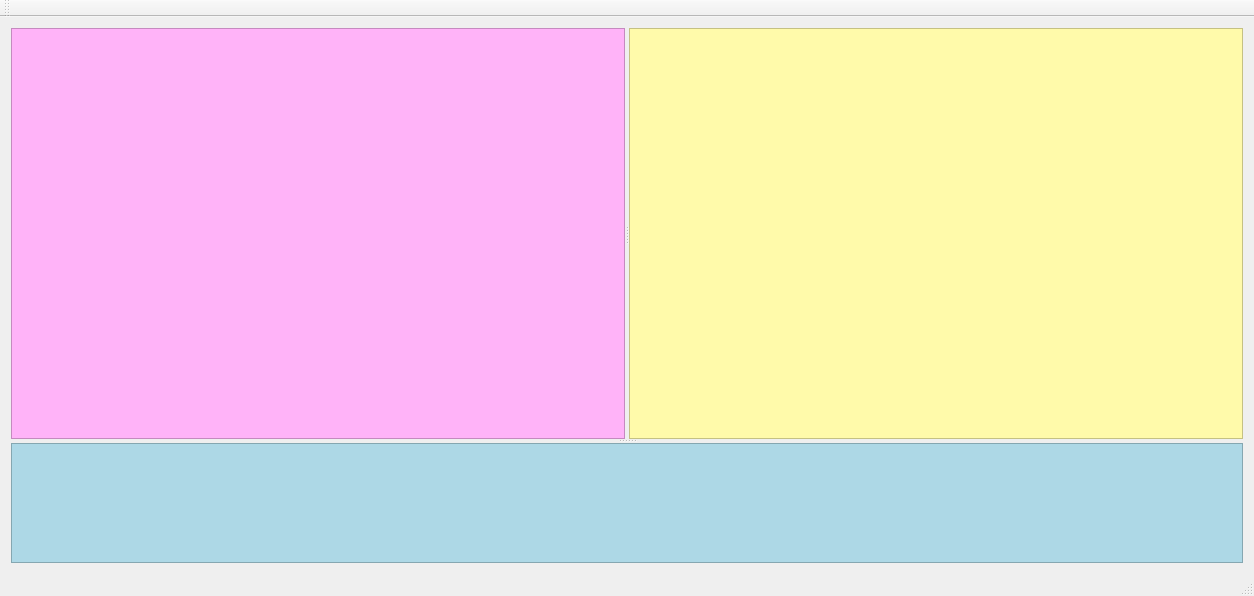
Above: code/src/main/python/view/mainview/main_window.ui from felixdittrich92/mission-uncuttable before the change. Below: the same form after it.
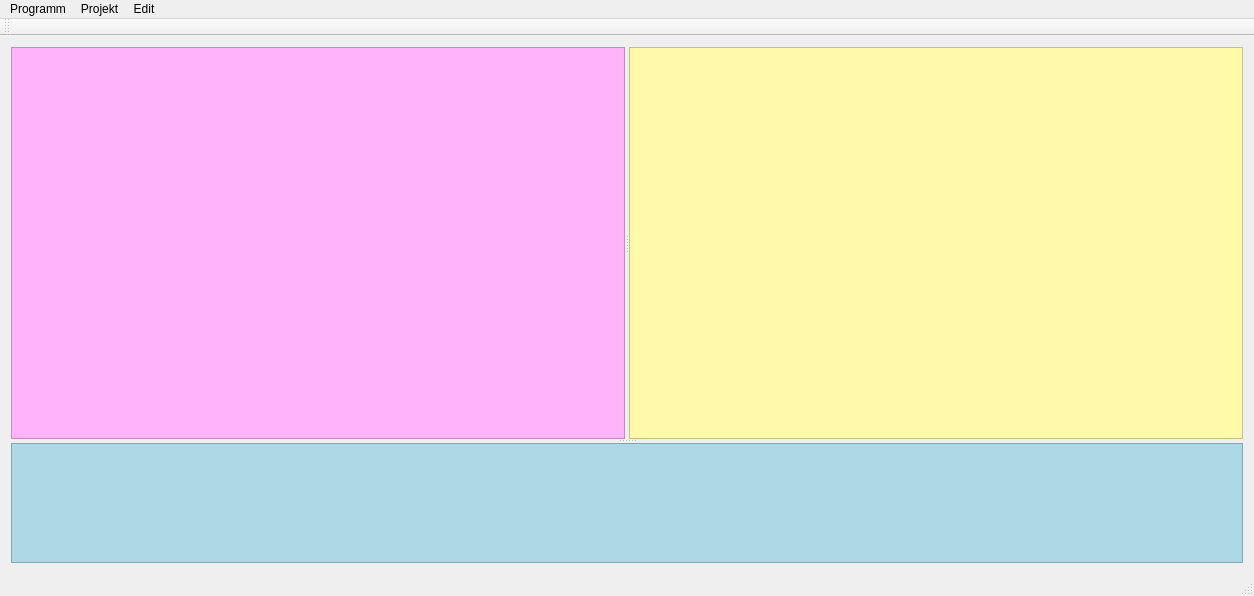
That is the form after the change.

Commit message:
#47 Menüleiste erstellen
Creating menubar and adding it to the main_window.ui file

The edit to the form file:
```diff
--- a/code/src/main/python/view/mainview/main_window.ui
+++ b/code/src/main/python/view/mainview/main_window.ui
@@ -104,6 +104,30 @@
      <height>21</height>
     </rect>
    </property>
+   <widget class="QMenu" name="menuProgramm">
+    <property name="title">
+     <string>Programm</string>
+    </property>
+    <addaction name="actionEinstellungen"/>
+   </widget>
+   <widget class="QMenu" name="menuProjekt">
+    <property name="title">
+     <string>Projekt</string>
+    </property>
+    <addaction name="actionneu"/>
+    <addaction name="action_ffnen"/>
+    <addaction name="actionspeichern"/>
+    <addaction name="actionspeichern_als"/>
+    <addaction name="actionProjekteinstellugen"/>
+   </widget>
+   <widget class="QMenu" name="menuEdit">
+    <property name="title">
+     <string>Edit</string>
+    </property>
+   </widget>
+   <addaction name="menuProgramm"/>
+   <addaction name="menuProjekt"/>
+   <addaction name="menuEdit"/>
   </widget>
   <widget class="QToolBar" name="mainToolBar">
    <attribute name="toolBarArea">
```
Left out of the diff: 30 changed lines with no effect on the pictures.
